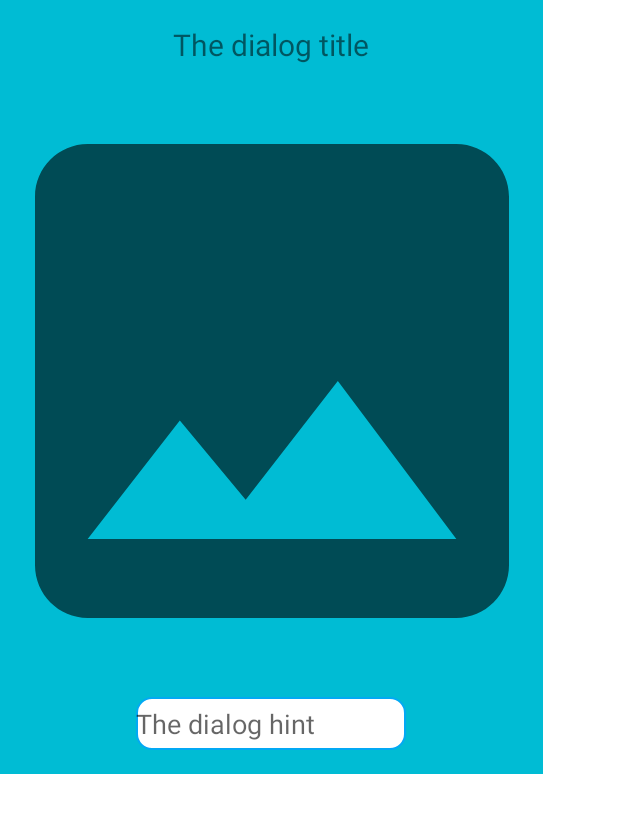
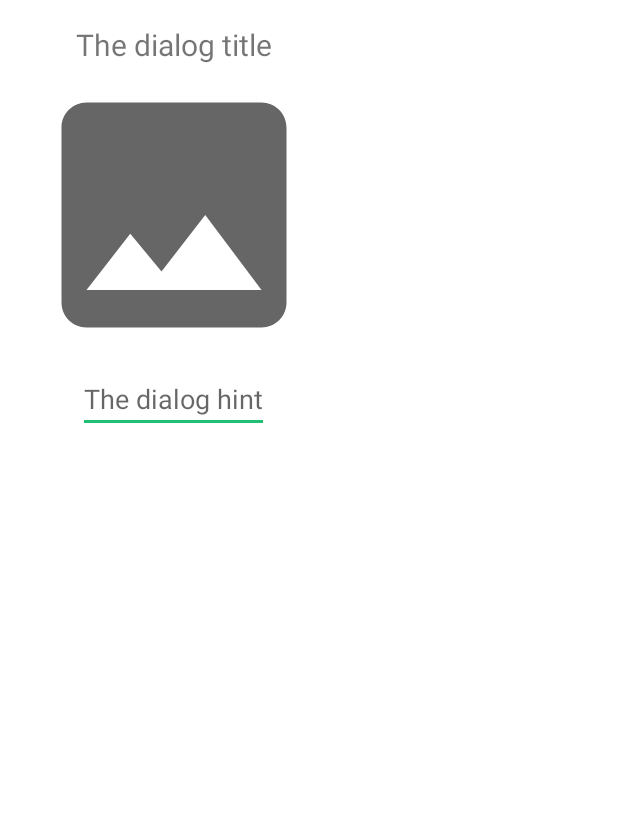
Before and after one commit to Jorge0611/android, an Android app: the layout image_edit_dialog.xml on its own in the app's theme, with its tools: preview values and no code run, on a phone screen of 412 x 824 dp. Shown: the top 813 px of the screen. Run offline under Robolectric (Android 15) with nearby library versions, the light colour scheme and no system bars.

Commit message:
Revert "Merge remote-tracking branch 'origin/master'"
This reverts commit 03298336c07f4241ec04755138e41bb82333f15e, reversing
changes made to 4ac66387dd6917fc5d180e874b3fbc3fb96a1d6e.

```diff
--- a/app/src/main/java/org/tensorflow/lite/examples/detection/DetectorActivity.java
+++ b/app/src/main/java/org/tensorflow/lite/examples/detection/DetectorActivity.java
@@ -393,7 +393,7 @@ public class DetectorActivity extends CameraActivity implements OnImageAvailable
 
     tvTitle.setText("Add Face");
     ivFace.setImageBitmap(rec.getCrop());
-    etName.setHint("          Name");
+    etName.setHint("Input name");
 
     builder.setPositiveButton("OK", new DialogInterface.OnClickListener(){
       @Override
--- a/app/src/main/res/drawable/bg_color.xml
+++ b/app/src/main/res/drawable/bg_color.xml
@@ -5,7 +5,7 @@
 
     <stroke android:color="#020202"
         android:width="7px"/>
-    <solid android:color="#FFFFFF"/>
+    <solid android:color="#B8B8B8"/>
 
 
 </shape>
--- a/app/src/main/res/drawable/fondo_degrado.xml
+++ b/app/src/main/res/drawable/fondo_degrado.xml
@@ -1,10 +1,10 @@
 <?xml version="1.0" encoding="utf-8"?>
 <shape xmlns:android="http://schemas.android.com/apk/res/android">
 
-<gradient
+    <gradient
     android:angle="90"
-    android:centerColor="#00BCD4"
-    android:endColor="#00BCD4"
-    android:startColor="#00BCD4"/>
+    android:centerColor="#132567"
+    android:endColor="#4321DC"
+    android:startColor="#2B165C"/>
 
 </shape>
--- a/app/src/main/res/drawable/input_custom.xml
+++ /dev/null
@@ -1,19 +0,0 @@
-<?xml version="1.0" encoding="utf-8"?>
-<selector xmlns:android="http://schemas.android.com/apk/res/android">
-
-    <item android:state_enabled="true" android:state_focused="true">
-        <shape android:shape="rectangle">
-            <solid android:color="@android:color/white"/>
-            <corners android:radius="10dp"/>
-            <stroke android:color="#03A9F4" android:width="1dp"/>
-        </shape>
-    </item>
-
-    <item android:state_enabled="true">
-        <shape android:shape="rectangle">
-            <solid android:color="@android:color/white"/>
-            <corners android:radius="10dp"/>
-            <stroke android:color="#03A9F4" android:width="1dp"/>
-        </shape>
-    </item>
-</selector>
--- a/app/src/main/res/layout/image_edit_dialog.xml
+++ b/app/src/main/res/layout/image_edit_dialog.xml
@@ -2,7 +2,6 @@
 <LinearLayout xmlns:android="http://schemas.android.com/apk/res/android"
     android:layout_width="wrap_content"
     android:layout_height="wrap_content"
-    android:background="@drawable/fondo_degrado"
     xmlns:tools="http://schemas.android.com/tools"
     android:orientation="vertical"
     android:padding="16dp">
@@ -17,20 +16,20 @@
         android:layout_height="wrap_content"/>
 
     <ImageView
+        android:layout_gravity="center"
         android:id="@+id/dlg_image"
-        android:layout_width="330dp"
-        android:layout_height="421dp"
-        android:layout_gravity="center"
+        android:layout_width="200dp"
+        android:layout_height="200dp"
+        android:scaleType="centerCrop"
         android:adjustViewBounds="true"
-        android:scaleType="centerCrop"
-        android:src="@drawable/ic_baseline_image_24" />
+        android:src="@drawable/ic_baseline_image_24"
+        />
 
     <EditText
         android:layout_gravity="center"
         android:id="@+id/dlg_input"
-        android:layout_width="180dp"
-        android:layout_height="35dp"
-        android:background="@drawable/input_custom"
+        android:layout_width="wrap_content"
+        android:layout_height="wrap_content"
         tools:hint="The dialog hint"
         />
 
```
Also changed, not shown: app/src/main/res/drawable/faceapp.png (deleted), app/src/main/res/drawable/facebook_instagram_twitter_png_3.png (deleted).
